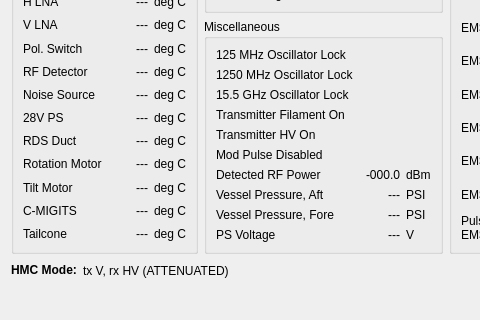
First picture: the form in src/hcrgui/Pmc730Details.ui, repository NCAR/HCR_instrument, before the edit; both pictures show x 0 to 480 and y 121 to 441 of the 664 by 441 pixel window.
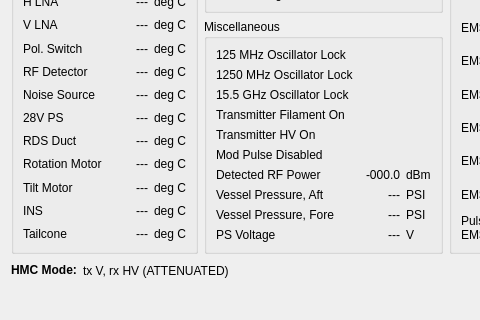
Second picture: the form after the edit. Icons and pictures are not drawn.

Commit message: Change "C-MIGITS temp" to more generic "INS temp"

What changed in the file:
```diff
--- a/src/hcrgui/Pmc730Details.ui
+++ b/src/hcrgui/Pmc730Details.ui
@@ -152,7 +152,7 @@
          <item row="13" column="1">
           <widget class="QLabel" name="cmigitsTempLabel">
            <property name="text">
-            <string>C-MIGITS</string>
+            <string>INS</string>
            </property>
            <property name="alignment">
             <set>Qt::AlignLeading|Qt::AlignLeft|Qt::AlignVCenter</set>
```
Left out of the diff: 6 changed lines with no effect on the pictures. The commit also changes 5 other files.
